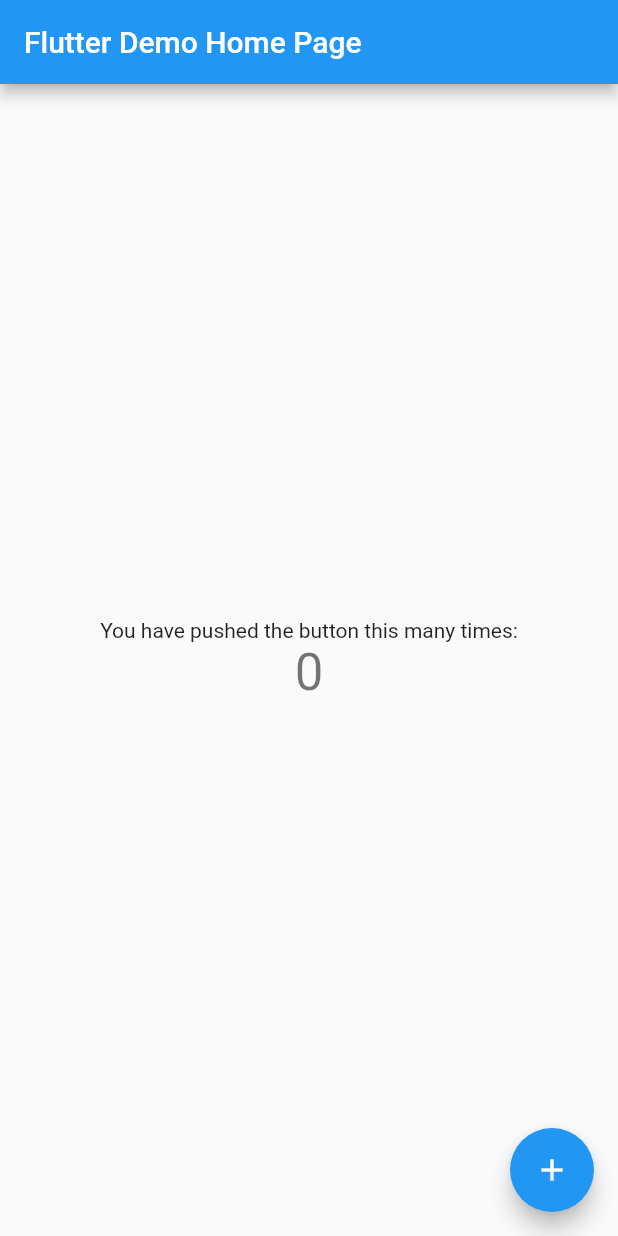
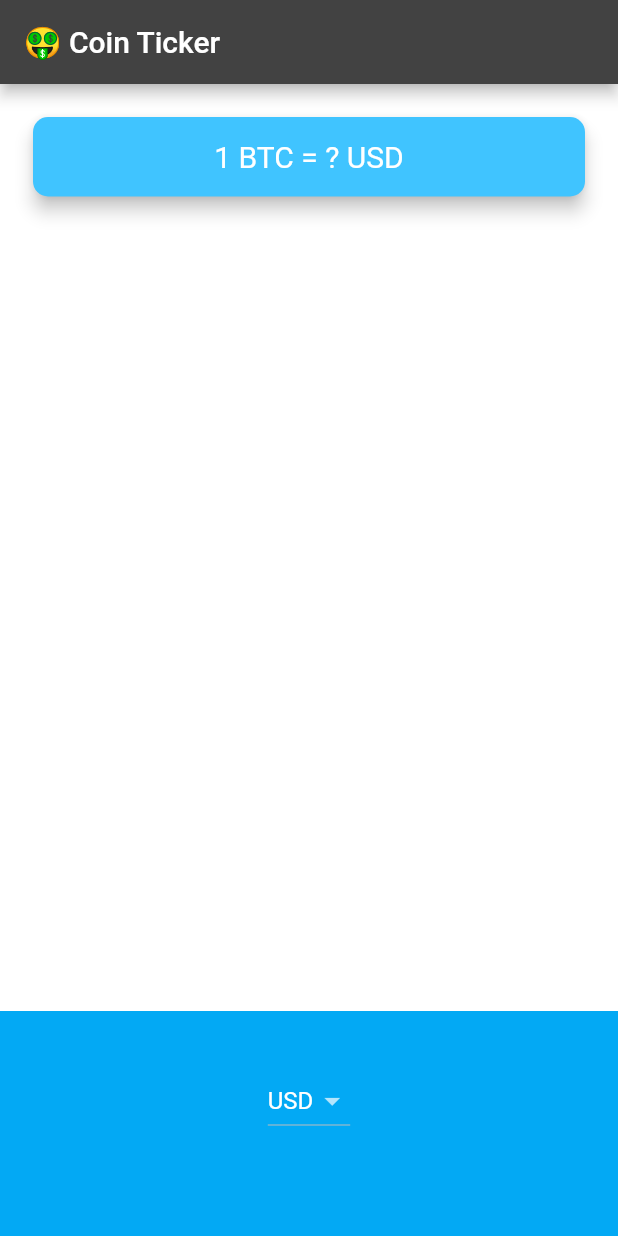
Before and after one commit to jawaheralmalki/bitcoin_app, a Flutter app: the screen it shows after launch, on a phone screen of 412 x 824 dp. Run offline on Flutter 3.47's test engine with Material 2 defaults, Android fonts, the phone set to English and light mode, and no system bars.

Commit message:
Add DropdownButton widget

```diff
--- a/bitcoin_app/lib/main.dart
+++ b/bitcoin_app/lib/main.dart
@@ -1,115 +1,18 @@
 import 'package:flutter/material.dart';
+import 'package:bitcoin_app/price_screen.dart';
 
 void main() {
-  runApp(const MyApp());
+  runApp(MyApp());
 }
 
 class MyApp extends StatelessWidget {
-  const MyApp({Key? key}) : super(key: key);
-
-  // This widget is the root of your application.
   @override
   Widget build(BuildContext context) {
     return MaterialApp(
-      title: 'Flutter Demo',
-      theme: ThemeData(
-        // This is the theme of your application.
-        //
-        // Try running your application with "flutter run". You'll see the
-        // application has a blue toolbar. Then, without quitting the app, try
-        // changing the primarySwatch below to Colors.green and then invoke
-        // "hot reload" (press "r" in the console where you ran "flutter run",
-        // or simply save your changes to "hot reload" in a Flutter IDE).
-        // Notice that the counter didn't reset back to zero; the application
-        // is not restarted.
-        primarySwatch: Colors.blue,
-      ),
-      home: const MyHomePage(title: 'Flutter Demo Home Page'),
+      theme: ThemeData.dark().copyWith(
+          primaryColor: Colors.lightBlue,
+          scaffoldBackgroundColor: Colors.white),
+      home: PriceScreen(),
     );
   }
 }
-
-class MyHomePage extends StatefulWidget {
-  const MyHomePage({Key? key, required this.title}) : super(key: key);
-
-  // This widget is the home page of your application. It is stateful, meaning
-  // that it has a State object (defined below) that contains fields that affect
-  // how it looks.
-
-  // This class is the configuration for the state. It holds the values (in this
-  // case the title) provided by the parent (in this case the App widget) and
-  // used by the build method of the State. Fields in a Widget subclass are
-  // always marked "final".
-
-  final String title;
-
-  @override
-  State<MyHomePage> createState() => _MyHomePageState();
-}
-
-class _MyHomePageState extends State<MyHomePage> {
-  int _counter = 0;
-
-  void _incrementCounter() {
-    setState(() {
-      // This call to setState tells the Flutter framework that something has
-      // changed in this State, which causes it to rerun the build method below
-      // so that the display can reflect the updated values. If we changed
-      // _counter without calling setState(), then the build method would not be
-      // called again, and so nothing would appear to happen.
-      _counter++;
-    });
-  }
-
-  @override
-  Widget build(BuildContext context) {
-    // This method is rerun every time setState is called, for instance as done
-    // by the _incrementCounter method above.
-    //
-    // The Flutter framework has been optimized to make rerunning build methods
-    // fast, so that you can just rebuild anything that needs updating rather
-    // than having to individually change instances of widgets.
-    return Scaffold(
-      appBar: AppBar(
-        // Here we take the value from the MyHomePage object that was created by
-        // the App.build method, and use it to set our appbar title.
-        title: Text(widget.title),
-      ),
-      body: Center(
-        // Center is a layout widget. It takes a single child and positions it
-        // in the middle of the parent.
-        child: Column(
-          // Column is also a layout widget. It takes a list of children and
-          // arranges them vertically. By default, it sizes itself to fit its
-          // children horizontally, and tries to be as tall as its parent.
-          //
-          // Invoke "debug painting" (press "p" in the console, choose the
-          // "Toggle Debug Paint" action from the Flutter Inspector in Android
-          // Studio, or the "Toggle Debug Paint" command in Visual Studio Code)
-          // to see the wireframe for each widget.
-          //
-          // Column has various properties to control how it sizes itself and
-          // how it positions its children. Here we use mainAxisAlignment to
-          // center the children vertically; the main axis here is the vertical
-          // axis because Columns are vertical (the cross axis would be
-          // horizontal).
-          mainAxisAlignment: MainAxisAlignment.center,
-          children: <Widget>[
-            const Text(
-              'You have pushed the button this many times:',
-            ),
-            Text(
-              '$_counter',
-              style: Theme.of(context).textTheme.headline4,
-            ),
-          ],
-        ),
-      ),
-      floatingActionButton: FloatingActionButton(
-        onPressed: _incrementCounter,
-        tooltip: 'Increment',
-        child: const Icon(Icons.add),
-      ), // This trailing comma makes auto-formatting nicer for build methods.
-    );
-  }
-}
--- /dev/null
+++ b/bitcoin_app/lib/price_screen.dart
@@ -0,0 +1,74 @@
+import 'package:flutter/material.dart';
+
+class PriceScreen extends StatefulWidget {
+  @override
+  _PriceScreenState createState() => _PriceScreenState();
+}
+
+class _PriceScreenState extends State<PriceScreen> {
+  String? selectedCurrency = 'USD';
+  @override
+  Widget build(BuildContext context) {
+    return Scaffold(
+      appBar: AppBar(
+        title: Text(
+          '🤑 Coin Ticker',
+        ),
+      ),
+      body: Column(
+        mainAxisAlignment: MainAxisAlignment.spaceBetween,
+        crossAxisAlignment: CrossAxisAlignment.stretch,
+        children: <Widget>[
+          Padding(
+            padding: EdgeInsets.fromLTRB(18.0, 18.0, 18.0, 0),
+            child: Card(
+              color: Colors.lightBlueAccent,
+              elevation: 5.0,
+              shape: RoundedRectangleBorder(
+                borderRadius: BorderRadius.circular(10.0),
+              ),
+              child: const Padding(
+                padding: EdgeInsets.symmetric(vertical: 15.0, horizontal: 28.0),
+                child: Text(
+                  '1 BTC = ? USD',
+                  textAlign: TextAlign.center,
+                  style: TextStyle(
+                    fontSize: 20.0,
+                    color: Colors.white,
+                  ),
+                ),
+              ),
+            ),
+          ),
+          Container(
+            height: 150.0,
+            alignment: Alignment.center,
+            padding: EdgeInsets.only(bottom: 30.0),
+            color: Colors.lightBlue,
+            child: DropdownButton<String>(
+                value: selectedCurrency,
+                items: const [
+                  DropdownMenuItem(
+                    child: Text('USD'),
+                    value: 'USD',
+                  ),
+                  DropdownMenuItem(
+                    child: Text('EUR'),
+                    value: 'EUR',
+                  ),
+                  DropdownMenuItem(
+                    child: Text('GBP'),
+                    value: 'GBP',
+                  ),
+                ],
+                onChanged: (value) {
+                  setState(() {
+                    selectedCurrency = value;
+                  });
+                }),
+          ),
+        ],
+      ),
+    );
+  }
+}
```
Also changed, not shown: bitcoin_app/lib/coin_data.dart (added, +31 -0 lines).
